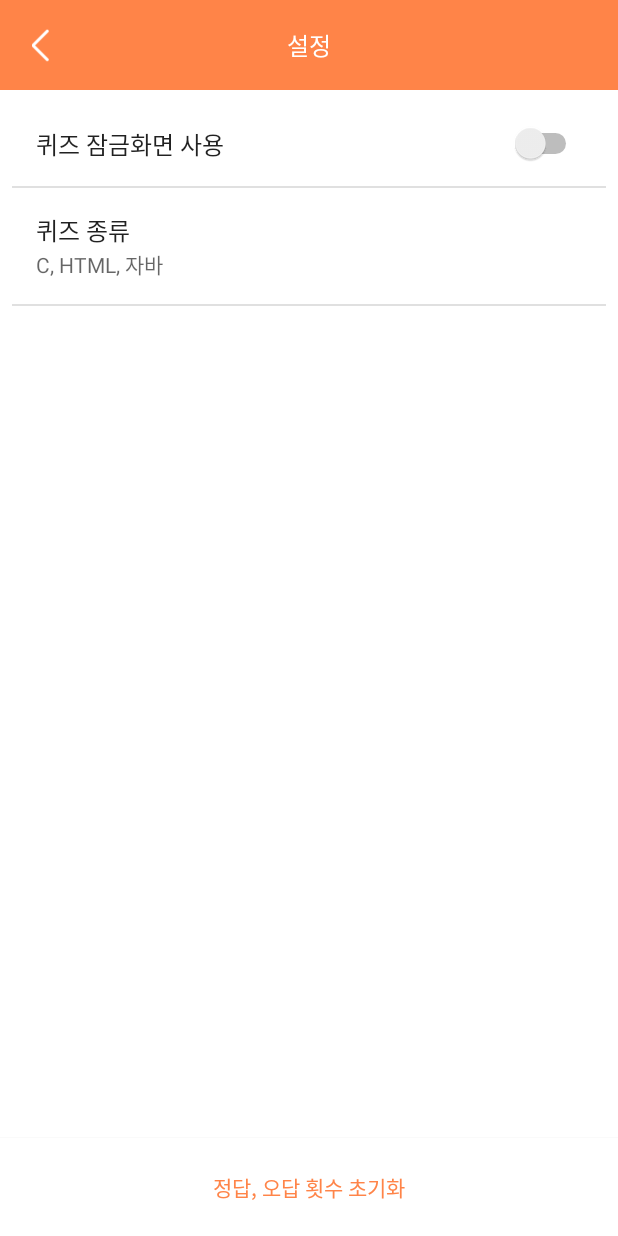
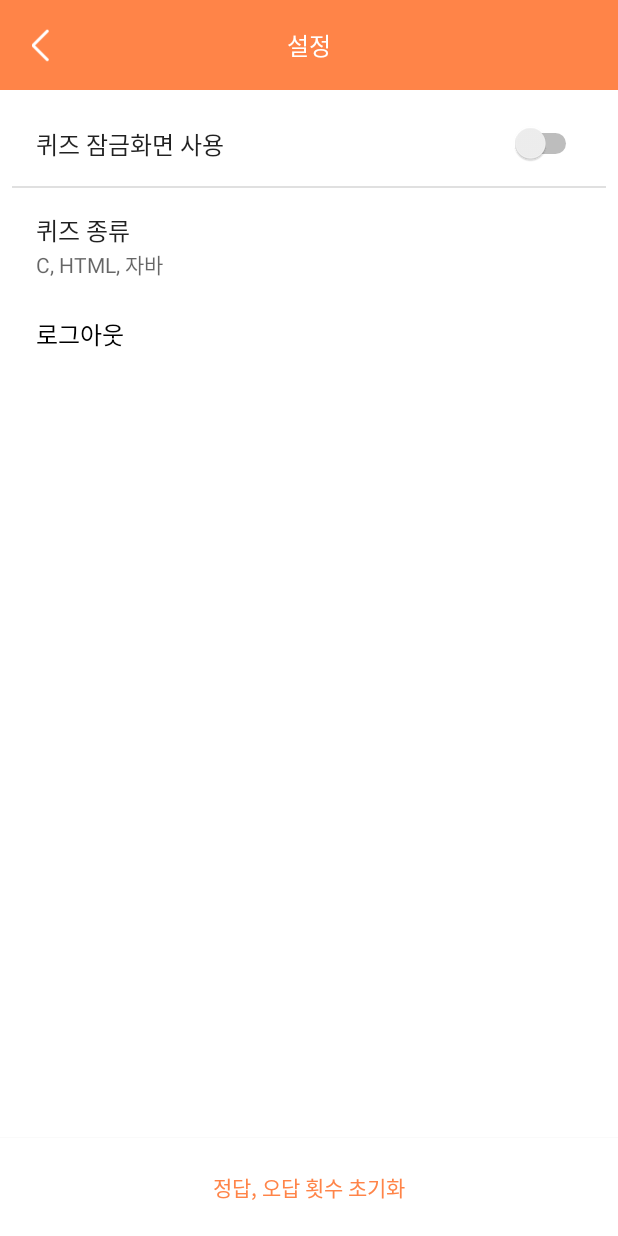
Before and after one commit to Sookhee/whip-carrot-quizlocker, an Android app: the SettingActivity screen opened directly, with no data from a screen before it, on a phone screen of 412 x 824 dp. Run offline under Robolectric (Android 15) with nearby library versions, the phone set to English and light mode, and no system bars; our stand-ins replace Firebase (no records; nobody signed in at launch, a user with empty details on screens opened directly).

Commit message:
로그인 유지 및 로그아웃 구현

```diff
--- a/app/src/main/res/layout/activity_setting.xml
+++ b/app/src/main/res/layout/activity_setting.xml
@@ -56,13 +56,34 @@
     <FrameLayout
             android:id="@+id/preferenceContent"
             android:layout_width="0dp"
+            android:layout_height="wrap_content"
+            android:layout_marginStart="8dp"
+            android:layout_marginTop="8dp"
+            android:layout_marginEnd="8dp"
+            app:layout_constraintEnd_toEndOf="parent"
+            app:layout_constraintStart_toStartOf="parent"
+            app:layout_constraintTop_toBottomOf="@+id/constraintLayout5"></FrameLayout>
+
+    <androidx.constraintlayout.widget.ConstraintLayout
+            android:layout_width="match_parent"
             android:layout_height="0dp"
             android:layout_marginStart="8dp"
             android:layout_marginTop="8dp"
             android:layout_marginEnd="8dp"
-        android:layout_marginBottom="8dp"
-        app:layout_constraintBottom_toTopOf="@+id/initButton"
             app:layout_constraintEnd_toEndOf="parent"
             app:layout_constraintStart_toStartOf="parent"
-        app:layout_constraintTop_toBottomOf="@+id/constraintLayout5"></FrameLayout>
+            app:layout_constraintTop_toBottomOf="@+id/preferenceContent">
+
+        <TextView
+                android:id="@+id/settingLogout"
+                android:layout_width="wrap_content"
+                android:layout_height="wrap_content"
+                android:layout_marginStart="16dp"
+                android:text="로그아웃"
+                android:textColor="@color/black"
+                android:textSize="16sp"
+                app:layout_constraintBottom_toBottomOf="parent"
+                app:layout_constraintStart_toStartOf="parent"
+                app:layout_constraintTop_toTopOf="parent" />
     </androidx.constraintlayout.widget.ConstraintLayout>
+</androidx.constraintlayout.widget.ConstraintLayout>
```
Also changed, not shown: app/src/main/AndroidManifest.xml (+9 -10 lines), app/src/main/java/kr/hs/emirim/shookhee/quizlocker/MainActivity.kt (+11 -5 lines), app/src/main/java/kr/hs/emirim/shookhee/quizlocker/SettingActivity.kt (+19 -0 lines), app/src/main/java/kr/hs/emirim/shookhee/quizlocker/SplashActivity.java (added, +32 -0 lines), app/src/main/res/layout/activity_splash.xml (added, +18 -0 lines), 1 other file. Lines whose indentation alone changed are shown as unchanged.
